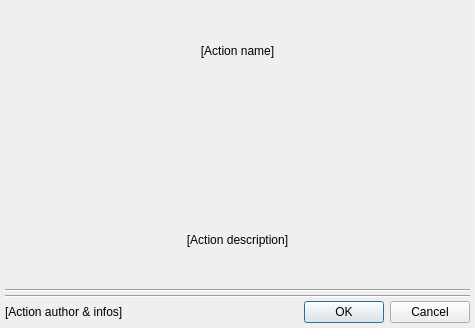
Before: the Qt Designer form gui/actiondialog.ui in Jmgr/actiona, drawn with Qt 5.
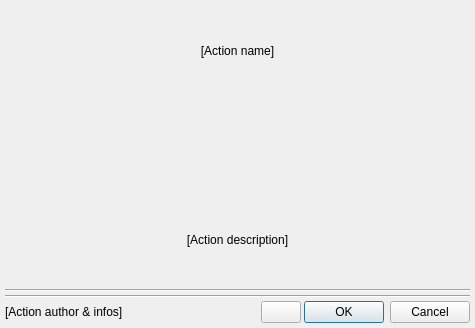
After: the same form once the commit is applied. Icons and pictures are not drawn. Custom widgets are drawn as their Qt base class.

Commit message: ActionTools & Gui - removed unused ChangeEvent from some Dialog classes - added HelpButton and created one on the ActionDialog, link to the documentation has still to be made - now creating each ActionDialog at start and reusing them instead of creating a new one each time an action is edited (speed gain)

Diff of the .ui file:
```diff
--- a/gui/actiondialog.ui
+++ b/gui/actiondialog.ui
@@ -71,7 +71,7 @@
     </widget>
    </item>
    <item>
-    <layout class="QHBoxLayout" name="horizontalLayout" stretch="1,0">
+    <layout class="QHBoxLayout" name="horizontalLayout" stretch="1,0,0">
      <item>
       <widget class="QLabel" name="actionInfo">
        <property name="text">
@@ -85,6 +85,13 @@
        </property>
       </widget>
      </item>
+     <item>
+      <widget class="ActionTools::HelpButton" name="pushButton">
+       <property name="text">
+        <string/>
+       </property>
+      </widget>
+     </item>
      <item>
       <widget class="QDialogButtonBox" name="buttonBox">
        <property name="orientation">
@@ -99,6 +106,13 @@
    </item>
   </layout>
  </widget>
+ <customwidgets>
+  <customwidget>
+   <class>ActionTools::HelpButton</class>
+   <extends>QPushButton</extends>
+   <header>helpbutton.h</header>
+  </customwidget>
+ </customwidgets>
  <resources>
   <include location="gui.qrc"/>
  </resources>
```
The commit also changes 30 other files.
